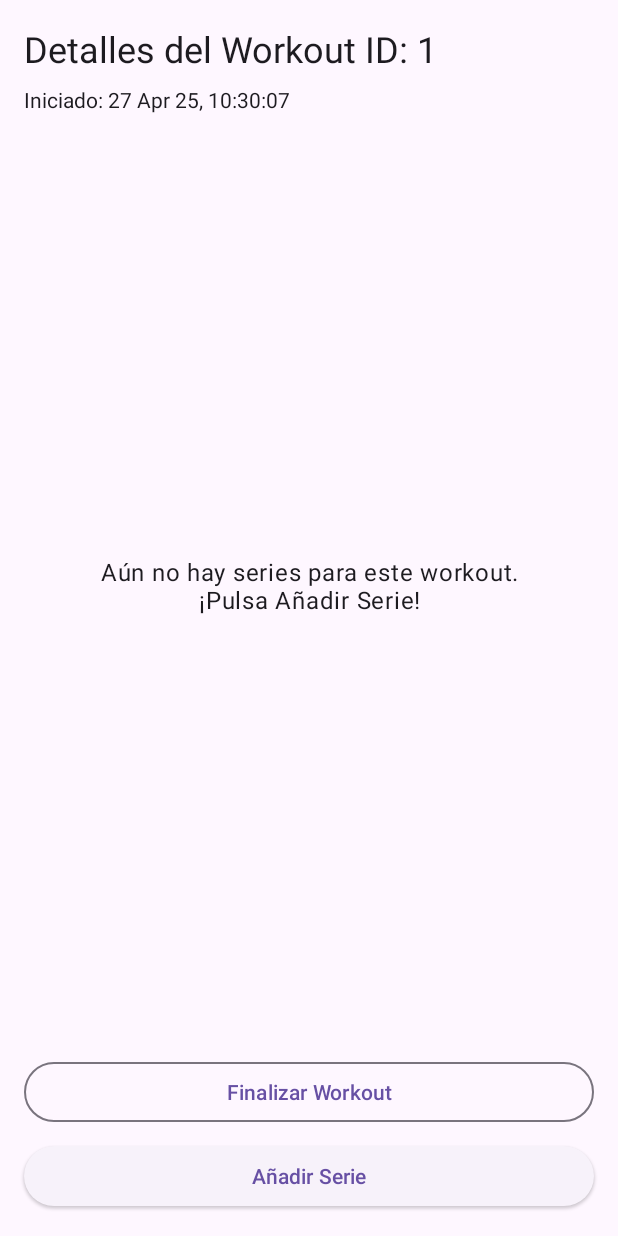
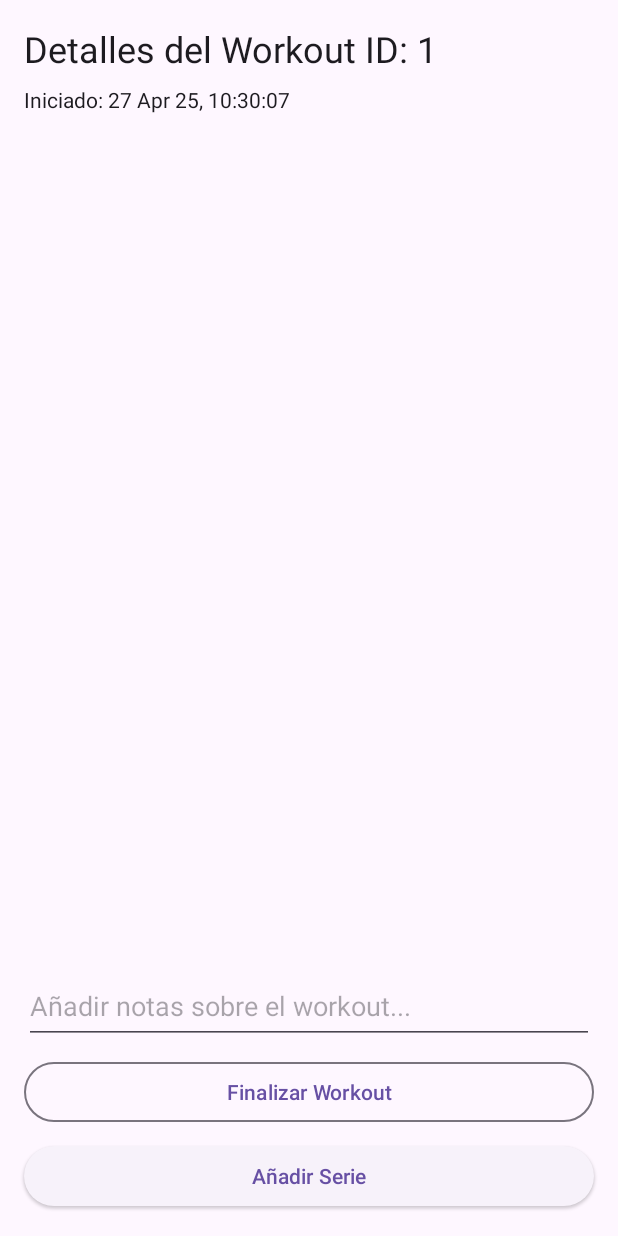
Before and after one commit to manuelduenascortes/GymTrackerViews, an Android app: the screen it shows after launch (MainActivity), after a tap on "Workout ID: 1", on a phone screen of 412 x 824 dp. Run offline under Robolectric (Android 15) with nearby library versions, the phone set to English and light mode, and no system bars; our stand-ins replace Room's generated code; 1 other tap on this screen came first.

Commit message:
Añadir Notas al Entrenamiento

```diff
--- a/app/src/main/java/com/example/gymtrackerviews/AppDatabase.kt
+++ b/app/src/main/java/com/example/gymtrackerviews/AppDatabase.kt
@@ -6,8 +6,8 @@ import androidx.room.Room
 import androidx.room.RoomDatabase
 import androidx.room.TypeConverter
 import androidx.room.TypeConverters
-import androidx.room.migration.Migration // Importar Migration
-import androidx.sqlite.db.SupportSQLiteDatabase // Importar SupportSQLiteDatabase
+import androidx.room.migration.Migration
+import androidx.sqlite.db.SupportSQLiteDatabase
 import java.util.Date
 
 // --- Type Converter (sin cambios) ---
@@ -16,9 +16,9 @@ class DateConverter {
     @TypeConverter fun dateToTimestamp(date: Date?): Long? { return date?.time }
 }
 
-// --- Clase Principal de la Base de Datos (Actualizada) ---
-// 👇 Incrementamos version a 3
-@Database(entities = [Workout::class, WorkoutSet::class], version = 3, exportSchema = false)
+// --- Clase Principal de la Base de Datos (Actualizada a v4) ---
+// 👇 Incrementamos version a 4
+@Database(entities = [Workout::class, WorkoutSet::class], version = 4, exportSchema = false)
 @TypeConverters(DateConverter::class)
 abstract class AppDatabase : RoomDatabase() {
 
@@ -26,16 +26,22 @@ abstract class AppDatabase : RoomDatabase() {
     abstract fun workoutSetDao(): WorkoutSetDao
 
     companion object {
-        // 👇 --- MIGRACIÓN AÑADIDA (de v2 a v3) --- 👇
+        // --- Migración de v2 a v3 (la que ya teníamos) ---
         val MIGRATION_2_3: Migration = object : Migration(2, 3) {
             override fun migrate(db: SupportSQLiteDatabase) {
-                // Le decimos a SQLite que añada la nueva columna a la tabla existente.
-                // Es INTEGER porque guardamos las Dates como Long (timestamp).
-                // DEFAULT NULL permite que las filas antiguas no den error.
                 db.execSQL("ALTER TABLE workouts ADD COLUMN end_time INTEGER DEFAULT NULL")
             }
         }
-        // 👆 --- FIN MIGRACIÓN --- 👆
+
+        // 👇 --- NUEVA MIGRACIÓN AÑADIDA (de v3 a v4) --- 👇
+        val MIGRATION_3_4: Migration = object : Migration(3, 4) {
+            override fun migrate(db: SupportSQLiteDatabase) {
+                // Añadimos la columna 'notes' de tipo TEXT (para String) a la tabla 'workouts'
+                // Permitimos que sea NULL para las filas antiguas
+                db.execSQL("ALTER TABLE workouts ADD COLUMN notes TEXT DEFAULT NULL")
+            }
+        }
+        // 👆 --- FIN NUEVA MIGRACIÓN --- 👆
 
 
         @Volatile
@@ -48,10 +54,8 @@ abstract class AppDatabase : RoomDatabase() {
                     AppDatabase::class.java,
                     "gym_tracker_database"
                 )
-                    // 👇 Quitamos fallbackToDestructiveMigration si estaba
-                    // .fallbackToDestructiveMigration()
-                    // 👇 Añadimos nuestra migración específica
-                    .addMigrations(MIGRATION_2_3)
+                    // 👇 Añadimos AMBAS migraciones en orden
+                    .addMigrations(MIGRATION_2_3, MIGRATION_3_4)
                     .build()
                 INSTANCE = instance
                 instance
--- a/app/src/main/java/com/example/gymtrackerviews/Workout.kt
+++ b/app/src/main/java/com/example/gymtrackerviews/Workout.kt
@@ -11,11 +11,14 @@ data class Workout(
     val id: Long = 0,
 
     @ColumnInfo(name = "start_time")
-    val startTime: Date, // La hora de inicio sigue siendo obligatoria
+    val startTime: Date,
 
-    // 👇 --- CAMPO AÑADIDO --- 👇
-    // Guardará la hora de fin. Es 'Date?' (nullable) porque puede no haber terminado.
     @ColumnInfo(name = "end_time")
-    val endTime: Date? = null
-    // 👆 --- FIN CAMPO AÑADIDO --- 👆
+    val endTime: Date? = null,
+
+    // 👇 --- CAMPO NUEVO AÑADIDO --- 👇
+    // Campo para notas, tipo String, puede ser null
+    @ColumnInfo(name = "notes")
+    val notes: String? = null
+    // 👆 --- FIN CAMPO NUEVO --- 👆
 )
--- a/app/src/main/java/com/example/gymtrackerviews/WorkoutDetailFragment.kt
+++ b/app/src/main/java/com/example/gymtrackerviews/WorkoutDetailFragment.kt
@@ -3,9 +3,9 @@ package com.example.gymtrackerviews // Tu paquete
 import android.os.Bundle
 import android.util.Log
 import androidx.fragment.app.Fragment
-import android.view.LayoutInflater
+import android.view.LayoutInflater // Import necesario
 import android.view.View
-import android.view.ViewGroup
+import android.view.ViewGroup       // Import necesario
 import android.widget.ArrayAdapter
 import android.widget.EditText
 import android.widget.Toast
@@ -19,11 +19,14 @@ import androidx.recyclerview.widget.LinearLayoutManager
 import com.example.gymtrackerviews.databinding.FragmentWorkoutDetailBinding
 import com.example.gymtrackerviews.databinding.DialogAddSetBinding
 import kotlinx.coroutines.flow.collectLatest
+import kotlinx.coroutines.flow.distinctUntilChanged
+import kotlinx.coroutines.flow.map
 import kotlinx.coroutines.launch
 import java.text.SimpleDateFormat
 import java.util.Locale
 import java.util.Date
 
+// --- INICIO DE LA CLASE WorkoutDetailFragment ---
 class WorkoutDetailFragment : Fragment() {
 
     private var _binding: FragmentWorkoutDetailBinding? = null
@@ -33,9 +36,9 @@ class WorkoutDetailFragment : Fragment() {
     private val viewModel: WorkoutDetailViewModel by viewModels {
         WorkoutDetailViewModel.Factory(database.workoutDao(), database.workoutSetDao())
     }
-    // El adapter se inicializa en onViewCreated, antes de observar datos
     private lateinit var workoutSetAdapter: WorkoutSetAdapter
 
+    // --- onCreateView ---
     override fun onCreateView(
         inflater: LayoutInflater, container: ViewGroup?,
         savedInstanceState: Bundle?
@@ -45,25 +48,20 @@ class WorkoutDetailFragment : Fragment() {
         Log.d("WorkoutDetailFragment", "--- onCreateView END ---")
         return binding.root
     }
+    // --- FIN onCreateView ---
 
+    // --- onViewCreated ---
     override fun onViewCreated(view: View, savedInstanceState: Bundle?) {
         Log.d("WorkoutDetailFragment", "--- onViewCreated START (Workout ID from ViewModel: ${viewModel.workoutId}) ---")
-        super.onViewCreated(view, savedInstanceState) // Llamada a super importante
+        super.onViewCreated(view, savedInstanceState) // Llamada a super
 
         binding.textViewDetailTitle.text = "Detalles del Workout ID: ${viewModel.workoutId}"
 
-        // --- IMPORTANTE: Configurar RecyclerView PRIMERO ---
-        // Aseguramos que el adapter esté listo antes de que la observación intente usarlo
         setupSetsRecyclerView()
-        // ---------------------------------------------------
-
-        // Empezamos a observar los datos del ViewModel
         observeViewModelData()
 
-        // Listener para el botón "Añadir Serie"
         binding.buttonAddSet.setOnClickListener {
             Log.d("WorkoutDetailFragment", "Add Set button clicked")
-            // Verificamos si está habilitado antes de mostrar
             if (binding.buttonAddSet.isEnabled) {
                 showAddOrEditSetDialog(null)
             } else {
@@ -71,7 +69,6 @@ class WorkoutDetailFragment : Fragment() {
             }
         }
 
-        // Listener para el botón "Finalizar Workout"
         binding.buttonFinishWorkout.setOnClickListener {
             Log.d("WorkoutDetailFragment", "Finish Workout button clicked for workout ID: ${viewModel.workoutId}")
             if (binding.buttonFinishWorkout.isVisible) {
@@ -81,20 +78,20 @@ class WorkoutDetailFragment : Fragment() {
         }
         Log.d("WorkoutDetailFragment", "--- onViewCreated END ---")
     }
+    // --- FIN onViewCreated ---
 
-    // Observa todos los StateFlows del ViewModel
+    // --- observeViewModelData ---
     private fun observeViewModelData() {
         Log.d("WorkoutDetailFragment", "Starting to observe ViewModel data")
         viewLifecycleOwner.lifecycleScope.launch {
             viewLifecycleOwner.repeatOnLifecycle(Lifecycle.State.STARTED) {
-                // 1. Observar detalles del Workout
+                // Observar detalles del Workout (fechas)
                 launch {
                     viewModel.workoutDetails.collectLatest { workout ->
                         if (workout != null) {
-                            Log.d("WorkoutDetailFragment", "Workout details updated: $workout")
+                            Log.d("WorkoutDetailFragment", "Workout details updated (dates): $workout")
                             val dateFormat = java.text.SimpleDateFormat("dd MMM yy, HH:mm:ss", java.util.Locale.getDefault())
                             binding.textViewDetailStartTime.text = "Iniciado: ${dateFormat.format(workout.startTime)}"
-                            // Mostrar/Ocultar y formatear End Time
                             if (workout.endTime != null) {
                                 binding.textViewDetailEndTime.text = "Finalizado: ${dateFormat.format(workout.endTime)}"
                                 binding.textViewDetailEndTime.isVisible = true
@@ -102,38 +99,57 @@ class WorkoutDetailFragment : Fragment() {
                                 binding.textViewDetailEndTime.isVisible = false
                             }
                         } else {
-                            Log.w("WorkoutDetailFragment", "Workout details from ViewModel are null.")
+                            Log.w("WorkoutDetailFragment", "Workout details from ViewModel are null (dates).")
                             binding.textViewDetailStartTime.text = "Iniciado: (Cargando...)"
                             binding.textViewDetailEndTime.isVisible = false
                         }
                     }
                 }
-                // 2. Observar lista de Series y gestionar visibilidad
+                // Observar lista de Series
                 launch {
                     viewModel.workoutSets.collectLatest { setsList ->
                         Log.d("WorkoutDetailFragment", "Sets list updated. Count: ${setsList.size}")
                         val isEmpty = setsList.isEmpty()
                         binding.recyclerViewSets.isVisible = !isEmpty
                         binding.textViewEmptySets.isVisible = isEmpty
-                        // El adapter ya debería estar inicializado por setupSetsRecyclerView()
-                        workoutSetAdapter.submitList(setsList)
+                        if(::workoutSetAdapter.isInitialized) {
+                            workoutSetAdapter.submitList(setsList)
+                        }
                     }
                 }
-                // 3. Observar estado 'finalizado' y gestionar botones
+                // Observar estado 'finalizado'
                 launch {
                     viewModel.isWorkoutFinished.collectLatest { isFinished ->
                         Log.d("WorkoutDetailFragment", "Workout finished state updated: $isFinished")
                         binding.buttonFinishWorkout.isVisible = !isFinished
                         binding.buttonAddSet.isEnabled = !isFinished
+                        // Asegurarse que binding no es null antes de acceder
+                        _binding?.let {
+                            it.editTextWorkoutNotes.isEnabled = !isFinished
+                        }
                     }
+                }
+                // Observar notas
+                launch {
+                    viewModel.workoutDetails
+                        .map { it?.notes }
+                        .distinctUntilChanged()
+                        .collectLatest { notes ->
+                            // Solo actualizamos si el texto es diferente y binding no es null
+                            // y si el campo está habilitado (para no interferir si el usuario escribe mientras se deshabilita)
+                            if (_binding != null && binding.editTextWorkoutNotes.isEnabled && binding.editTextWorkoutNotes.text.toString() != (notes ?: "")) {
+                                Log.d("WorkoutDetailFragment", "Updating notes EditText: $notes")
+                                binding.editTextWorkoutNotes.setText(notes ?: "")
+                            }
+                        }
                 }
             } // Fin repeatOnLifecycle
         } // Fin launch principal
     }
+    // --- FIN observeViewModelData ---
 
-    // Configura el RecyclerView de series y su adapter (AHORA INICIALIZA adapter aquí)
+    // --- setupSetsRecyclerView ---
     private fun setupSetsRecyclerView() {
-        // Creamos e inicializamos el adapter aquí
         workoutSetAdapter = WorkoutSetAdapter(
             onItemClick = { setToEdit ->
                 Log.d("WorkoutDetailFragment", "Item Clicked - Set ID: ${setToEdit.id}")
@@ -152,15 +168,15 @@ class WorkoutDetailFragment : Fragment() {
                 }
             }
         )
-        // Aplicamos configuración al RecyclerView
         binding.recyclerViewSets.apply {
             layoutManager = LinearLayoutManager(requireContext())
-            adapter = workoutSetAdapter // Asignamos el adapter ya creado
+            adapter = workoutSetAdapter
         }
         Log.d("WorkoutDetailFragment", "Sets RecyclerView setup complete.")
     }
+    // --- FIN setupSetsRecyclerView ---
 
-    // Muestra el diálogo para añadir o editar una serie (sin cambios internos)
+    // --- showAddOrEditSetDialog ---
     private fun showAddOrEditSetDialog(existingSet: WorkoutSet?) {
         val dialogBinding = DialogAddSetBinding.inflate(LayoutInflater.from(requireContext()))
         val isEditing = existingSet != null
@@ -218,8 +234,9 @@ class WorkoutDetailFragment : Fragment() {
         builder.create().show()
         Log.d("WorkoutDetailFragment", "Add/Edit dialog shown. Editing: $isEditing")
     }
+    // --- FIN showAddOrEditSetDialog ---
 
-    // Muestra diálogo para confirmar borrado de serie (sin cambios internos)
+    // --- showDeleteConfirmationDialog ---
     private fun showDeleteConfirmationDialog(setToDelete: WorkoutSet) {
         AlertDialog.Builder(requireContext())
             .setTitle("Confirmar Borrado")
@@ -233,12 +250,42 @@ class WorkoutDetailFragment : Fragment() {
             .show()
         Log.d("WorkoutDetailFragment", "Delete confirmation dialog shown for set ID: ${setToDelete.id}")
     }
+    // --- FIN showDeleteConfirmationDialog ---
 
-    // --- onDestroyView CORREGIDO ---
+    // --- onPause ---
+    override fun onPause() {
+        super.onPause() // Llamar a super primero
+        Log.d("WorkoutDetailFragment", "--- onPause START --- Attempting to call saveNotes...") // Log añadido
+        saveNotes() // Llamamos a nuestra función para guardar
+        Log.d("WorkoutDetailFragment", "--- onPause END --- Notes potentially saved.")
+    }
+    // --- FIN onPause ---
+
+    // --- Función para guardar las notas actuales del EditText ---
+    // 👇 ESTA FUNCIÓN DEBE ESTAR AQUÍ, DENTRO DE LA CLASE 👇
+    private fun saveNotes() {
+        // Comprobar si binding no es nulo (importante!)
+        if (_binding != null) {
+            // Solo guardar si el campo de notas está habilitado (para no guardar si se deshabilitó por finalizar workout)
+            if (binding.editTextWorkoutNotes.isEnabled) {
+                val notesFromEditText = binding.editTextWorkoutNotes.text.toString()
+                // Podríamos añadir lógica para guardar solo si ha cambiado, pero por ahora guardamos siempre si está habilitado
+                Log.d("WorkoutDetailFragment", "Saving notes: '$notesFromEditText'")
+                viewModel.saveNotes(notesFromEditText) // Llama al ViewModel
+            } else {
+                Log.d("WorkoutDetailFragment", "Notes EditText is disabled, skipping save.")
+            }
+        } else {
+            Log.w("WorkoutDetailFragment", "Binding is null in saveNotes, cannot save.")
+        }
+    }
+    // 👆 --- FIN saveNotes --- 👆
+
+    // --- onDestroyView ---
     override fun onDestroyView() {
-        super.onDestroyView() // <-- ¡¡LLAMADA A SUPER AÑADIDA!! ---
-        _binding = null // Limpiamos el binding para evitar fugas de memoria
-        Log.d("WorkoutDetailFragment", "--- onDestroyView ---")
+        super.onDestroyView() // Llamada a super OBLIGATORIA
+        _binding = null // Limpiamos el binding
+        Log.d("WorkoutDetailFragment", "--- onDestroyView --- Binding set to null.")
     }
     // --- FIN onDestroyView ---
 
--- a/app/src/main/java/com/example/gymtrackerviews/WorkoutDetailViewModel.kt
+++ b/app/src/main/java/com/example/gymtrackerviews/WorkoutDetailViewModel.kt
@@ -9,7 +9,7 @@ import androidx.lifecycle.viewModelScope
 import androidx.lifecycle.viewmodel.CreationExtras
 import kotlinx.coroutines.flow.SharingStarted
 import kotlinx.coroutines.flow.StateFlow
-import kotlinx.coroutines.flow.map // Import map si no estaba
+import kotlinx.coroutines.flow.map
 import kotlinx.coroutines.flow.stateIn
 import kotlinx.coroutines.launch
 import java.util.Date
@@ -24,38 +24,29 @@ class WorkoutDetailViewModel(
     // --- Propiedades ---
     val workoutId: Long = savedStateHandle.get<Long>("workoutId") ?: 0L
 
-    // StateFlow para los detalles del Workout actual
     val workoutDetails: StateFlow<Workout?> = workoutDao.getWorkoutFlowById(workoutId)
         .stateIn(
             scope = viewModelScope,
             started = SharingStarted.WhileSubscribed(5000L),
-            initialValue = null // Inicia como null hasta que se cargue
+            initialValue = null
         )
 
-    // StateFlow para la lista de series de este workout
     val workoutSets: StateFlow<List<WorkoutSet>> = workoutSetDao.getSetsForWorkout(workoutId)
         .stateIn(
             scope = viewModelScope,
             started = SharingStarted.WhileSubscribed(5000L),
-            initialValue = emptyList() // Inicia como lista vacía
+            initialValue = emptyList()
         )
 
-    // --- StateFlow para saber si el workout ha terminado ---
-    // 👇 ASEGÚRATE DE QUE ESTA PROPIEDAD ESTÁ DEFINIDA CORRECTAMENTE 👇
-    val isWorkoutFinished: StateFlow<Boolean> = workoutDetails // Se basa en workoutDetails
-        .map { currentWorkout ->
-            // Emite true si el workout existe y su endTime NO es null
-            currentWorkout?.endTime != null
-        }
+    val isWorkoutFinished: StateFlow<Boolean> = workoutDetails
+        .map { currentWorkout -> currentWorkout?.endTime != null }
         .stateIn(
             scope = viewModelScope,
             started = SharingStarted.WhileSubscribed(5000L),
-            initialValue = false // Asumimos que no está terminado al principio
+            initialValue = false
         )
-    // 👆 --- FIN isWorkoutFinished --- 👆
 
-
-    // --- Funciones (Insert, Delete, Update Set, Finish Workout) ---
+    // --- Funciones ---
     fun insertSet(exerciseName: String, reps: Int, weight: Double) {
         val newSet = WorkoutSet(
             workoutId = workoutId, exerciseName = exerciseName, repetitions = reps, weight = weight
@@ -93,6 +84,26 @@ class WorkoutDetailViewModel(
         }
     }
 
+    // --- Función para guardar notas (llamada desde el Fragment) ---
+    // Es pública (por defecto) y está definida aquí.
+    fun saveNotes(notes: String?) {
+        val currentWorkout = workoutDetails.value
+        if (currentWorkout != null) {
+            val updatedWorkout = currentWorkout.copy(notes = notes?.trim())
+            viewModelScope.launch {
+                try {
+                    workoutDao.updateWorkout(updatedWorkout)
+                    Log.d("WorkoutDetailViewModel", "Notes saved for workout ID: ${currentWorkout.id}")
+                } catch (e: Exception) {
+                    Log.e("WorkoutDetailViewModel", "Error saving notes", e)
+                }
+            }
+        } else {
+            Log.w("WorkoutDetailViewModel", "Cannot save notes, currentWorkout is null.")
+        }
+    }
+
+
     // --- Factory dentro del companion object ---
     companion object {
         fun Factory(workoutDao: WorkoutDao, workoutSetDao: WorkoutSetDao): ViewModelProvider.Factory =
--- a/app/src/main/res/layout/fragment_workout_detail.xml
+++ b/app/src/main/res/layout/fragment_workout_detail.xml
@@ -37,25 +37,31 @@
         android:layout_marginTop="4dp"
         android:text="Finalizado: ?"
         android:textAppearance="@style/TextAppearance.AppCompat.Body2"
-        android:textColor="?android:attr/textColorSecondary" android:visibility="gone" app:layout_constraintEnd_toEndOf="@+id/textViewDetailStartTime"
+        android:textColor="?android:attr/textColorSecondary"
+        android:visibility="gone"
+        app:layout_constraintEnd_toEndOf="@+id/textViewDetailStartTime"
         app:layout_constraintStart_toStartOf="@+id/textViewDetailStartTime"
         app:layout_constraintTop_toBottomOf="@+id/textViewDetailStartTime"
-        tools:visibility="visible"/> <androidx.recyclerview.widget.RecyclerView
+        tools:visibility="visible"/>
+
+    <androidx.recyclerview.widget.RecyclerView
         android:id="@+id/recyclerViewSets"
         android:layout_width="0dp"
         android:layout_height="0dp"
         android:layout_marginTop="16dp"
         android:layout_marginBottom="8dp"
-    app:layout_constraintBottom_toTopOf="@+id/buttonFinishWorkout"
-    app:layout_constraintEnd_toEndOf="parent"
+        app:layout_constraintBottom_toTopOf="@+id/editTextWorkoutNotes" app:layout_constraintEnd_toEndOf="parent"
         app:layout_constraintStart_toStartOf="parent"
-    app:layout_constraintTop_toBottomOf="@+id/textViewDetailEndTime" tools:listitem="@layout/item_workout_set"/>
+        app:layout_constraintTop_toBottomOf="@+id/textViewDetailEndTime"
+        tools:listitem="@layout/item_workout_set"/>
 
     <TextView
         android:id="@+id/textViewEmptySets"
-        android:layout_width="wrap_content"
-        android:layout_height="wrap_content"
+        android:layout_width="0dp"
+        android:layout_height="0dp"
         android:gravity="center"
+        android:paddingStart="32dp"
+        android:paddingEnd="32dp"
         android:text="@string/no_sets_message"
         android:textAppearance="?attr/textAppearanceBody1"
         android:visibility="gone"
@@ -63,9 +69,22 @@
         app:layout_constraintEnd_toEndOf="@+id/recyclerViewSets"
         app:layout_constraintStart_toStartOf="@+id/recyclerViewSets"
         app:layout_constraintTop_toTopOf="@+id/recyclerViewSets"
-        app:layout_constraintVertical_bias="0.3"
         tools:visibility="gone"/>
 
+    <EditText
+        android:id="@+id/editTextWorkoutNotes"
+        android:layout_width="0dp"
+        android:layout_height="wrap_content"
+        android:layout_marginStart="16dp"
+        android:layout_marginEnd="16dp"
+        android:layout_marginBottom="8dp"
+        android:hint="Añadir notas sobre el workout..."
+        android:inputType="textMultiLine|textCapSentences"
+        android:minHeight="48dp"
+        android:gravity="top|start"
+        app:layout_constraintBottom_toTopOf="@+id/buttonFinishWorkout"
+        app:layout_constraintEnd_toEndOf="parent"
+        app:layout_constraintStart_toStartOf="parent" />
 
     <Button
         android:id="@+id/buttonFinishWorkout"
```
Lines whose indentation alone changed are shown as unchanged.
